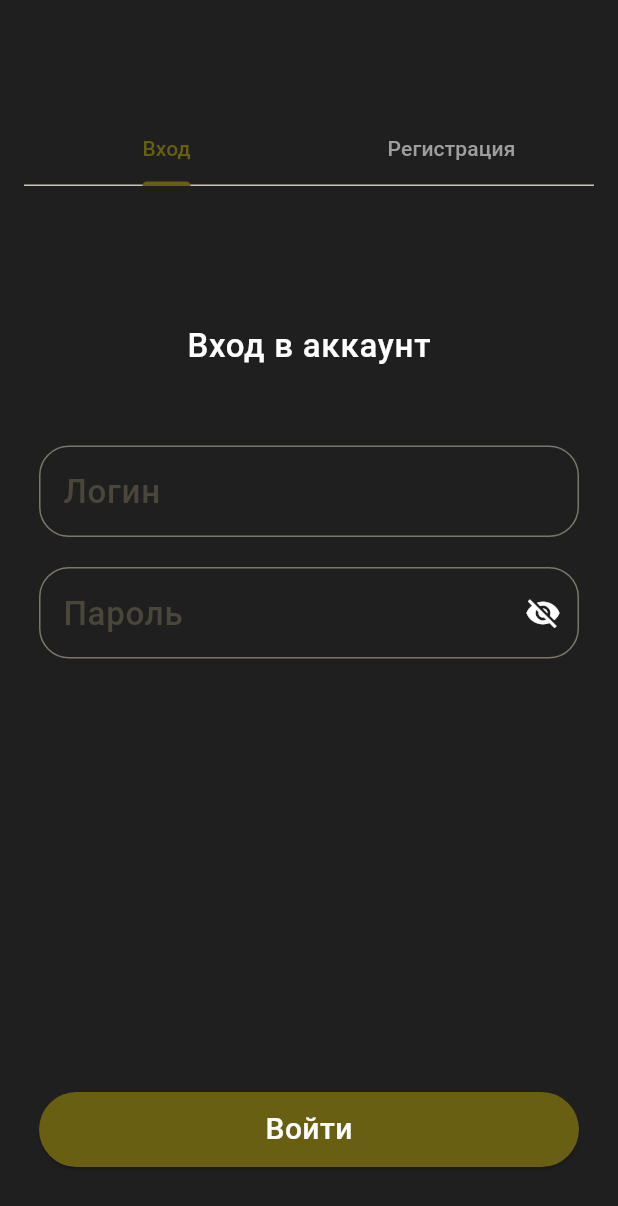
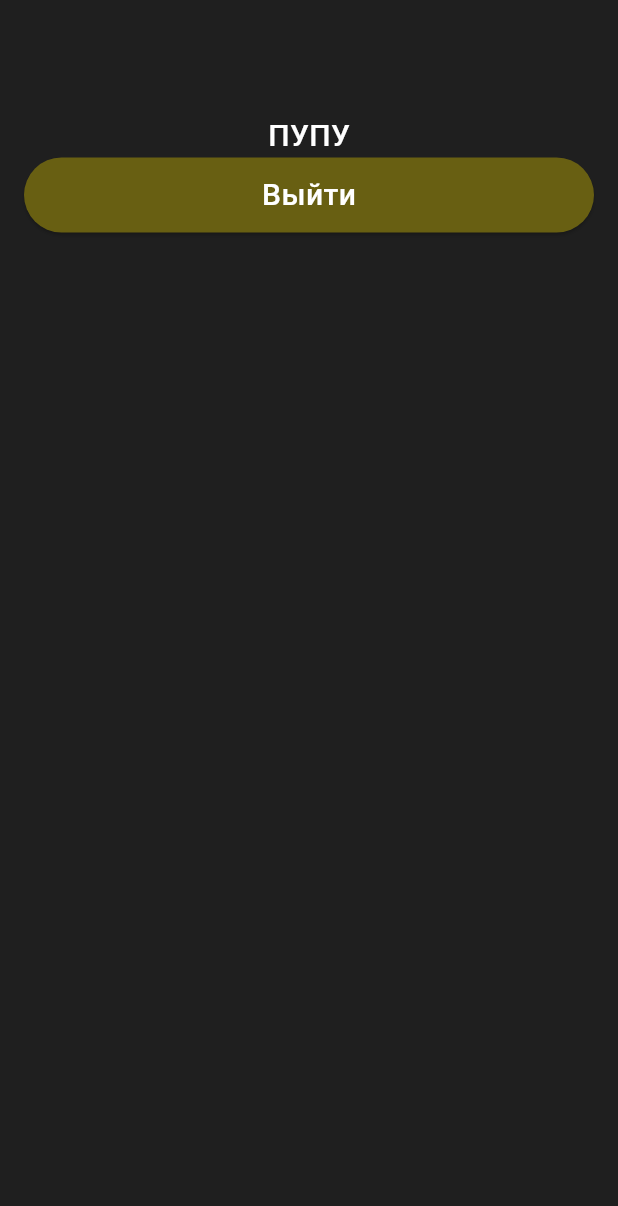
Before and after one commit to donuwave/smart-home-flutter, a Flutter app: the screen it shows after launch, on a phone screen of 412 x 824 dp. Shown: the top 1206 px of the screen. Run offline on Flutter 3.47's test engine with Material 3 defaults, Android fonts, the phone set to English and light mode, and no system bars; our stand-ins replace flutter_secure_storage.

Commit message:
feat: добавлена возможность авторизоваться и заходить на home страницу, а также изменена структура проекта

```diff
--- /dev/null
+++ b/lib/entities/auth/service/view.dart
@@ -0,0 +1 @@
+export 'auth_service.dart';
--- /dev/null
+++ b/lib/entities/auth/store/token_store.dart
@@ -0,0 +1,24 @@
+import 'package:flutter_secure_storage/flutter_secure_storage.dart';
+
+class TokenManager {
+  static const _storage = FlutterSecureStorage();
+
+  static Future<void> saveTokens(
+    String accessToken,
+    String refreshToken,
+  ) async {
+    await _storage.write(key: 'accessToken', value: accessToken);
+    await _storage.write(key: 'refreshToken', value: refreshToken);
+  }
+
+  // Получение access token
+  static Future<String?> getAccessToken() async {
+    return await _storage.read(key: 'accessToken');
+  }
+
+  // Удаление всех токенов
+  static Future<void> clearTokens() async {
+    await _storage.delete(key: 'accessToken');
+    await _storage.delete(key: 'refreshToken');
+  }
+}
--- /dev/null
+++ b/lib/entities/auth/widgets/auth_form/view.dart
@@ -0,0 +1,2 @@
+export 'auth_form.dart';
+export 'auth_response.dart';
--- a/lib/features/registration_form/registration_form.dart
+++ b/lib/entities/auth/widgets/registration_form/registration_form.dart
@@ -1,5 +1,5 @@
 import 'package:flutter/material.dart';
-import 'package:smart_home/services/auth_service.dart';
+import 'package:smart_home/entities/auth/service/auth_service.dart';
 
 class RegistrationForm extends StatefulWidget {
   final bool obscureText;
--- a/lib/features/auth_form/view.dart
+++ /dev/null
@@ -1 +0,0 @@
-export 'auth_form.dart';
--- a/lib/main.dart
+++ b/lib/main.dart
@@ -1,6 +1,6 @@
 import 'package:flutter/material.dart';
-import 'package:smart_home/screens/auth_screen/view/view.dart';
-import 'package:smart_home/config.dart';
+import 'package:smart_home/shared/config.dart';
+import 'package:smart_home/shared/router.dart';
 
 void main() {
   AppConfig.setup();
@@ -45,7 +45,7 @@ class MyApp extends StatelessWidget {
           ),
         ),
       ),
-      routes: {"/": (context) => AuthScreen()},
+      onGenerateRoute: AppRouter.generateRoute,
     );
   }
 }
--- /dev/null
+++ b/lib/screens/home_screen/view/home_screen.dart
@@ -0,0 +1,54 @@
+import 'package:flutter/material.dart';
+import 'package:smart_home/entities/auth/store/token_store.dart';
+
+class HomeScreen extends StatefulWidget {
+  const HomeScreen({super.key});
+
+  @override
+  State<HomeScreen> createState() => HomeStateScreen();
+}
+
+class HomeStateScreen extends State<HomeScreen>
+    with SingleTickerProviderStateMixin {
+  @override
+  Widget build(BuildContext context) {
+    final theme = Theme.of(context);
+
+    return Scaffold(
+      body: Padding(
+        padding: const EdgeInsets.all(16.0),
+        child: Column(
+          children: [
+            const SizedBox(height: 60),
+            const Text("ПУПУ"),
+            SizedBox(
+              width: double.infinity,
+              height: 50,
+              child: ElevatedButton(
+                onPressed: () async {
+                  try {
+                    await TokenManager.clearTokens();
+                    Navigator.pushReplacementNamed(context, '/login');
+                  } catch (e) {
+                    // Обработка ошибок
+                  }
+                },
+                style: ButtonStyle(
+                  backgroundColor: MaterialStateProperty.all(
+                    theme.colorScheme.primary,
+                  ),
+                ),
+                child: Text(
+                  'Выйти',
+                  style: theme.textTheme.bodyMedium?.copyWith(
+                    color: const Color.fromRGBO(255, 255, 255, 1),
+                  ),
+                ),
+              ),
+            ),
+          ],
+        ),
+      ),
+    );
+  }
+}
--- /dev/null
+++ b/lib/screens/home_screen/view/view.dart
@@ -0,0 +1 @@
+export 'home_screen.dart';
--- /dev/null
+++ b/lib/shared/router.dart
@@ -0,0 +1,30 @@
+import 'package:flutter/material.dart';
+import 'package:smart_home/entities/auth/store/token_store.dart';
+import 'package:smart_home/screens/auth_screen/view/view.dart';
+import 'package:smart_home/screens/home_screen/view/view.dart';
+
+class AppRouter {
+  static Route<dynamic> generateRoute(RouteSettings settings) {
+    final accessToken = TokenManager.getAccessToken();
+
+    switch (settings.name) {
+      case '/':
+        return MaterialPageRoute(
+          builder: (_) => accessToken != null ? HomeScreen() : AuthScreen(),
+        );
+
+      case '/login':
+        return MaterialPageRoute(builder: (_) => AuthScreen());
+
+      default:
+        return MaterialPageRoute(
+          builder:
+              (_) => Scaffold(
+                body: Center(
+                  child: Text('No route defined for ${settings.name}'),
+                ),
+              ),
+        );
+    }
+  }
+}
--- /dev/null
+++ b/lib/shared/routes_api.dart
@@ -0,0 +1 @@
+//TODO: вынести глобальный конфиг с ручками
--- a/pubspec.yaml
+++ b/pubspec.yaml
@@ -35,6 +35,7 @@ dependencies:
   # Use with the CupertinoIcons class for iOS style icons.
   cupertino_icons: ^1.0.8
   http: ^1.3.0
+  flutter_secure_storage: ^8.0.0
 
 dev_dependencies:
   flutter_test:
```
Also changed, not shown: lib/entities/auth/service/auth_service.dart (renamed from lib/services/auth_service.dart, +5 -3 lines), lib/entities/auth/widgets/auth_form/auth_form.dart (renamed from lib/features/auth_form/auth_form.dart, +8 -3 lines), lib/entities/auth/widgets/auth_form/auth_response.dart (added, +17 -0 lines), lib/screens/auth_screen/view/auth_screen.dart (+3 -5 lines), lib/entities/auth/widgets/auth_tab_bar/auth_tab_bar.dart (renamed from lib/screens/auth_screen/widgets/auth_tab_bar.dart), lib/entities/auth/widgets/auth_tab_bar/view.dart (renamed from lib/screens/auth_screen/widgets/view.dart), lib/entities/auth/widgets/registration_form/view.dart (renamed from lib/features/registration_form/view.dart), lib/shared/config.dart (renamed from lib/config.dart), pubspec.lock, 14 other files.
